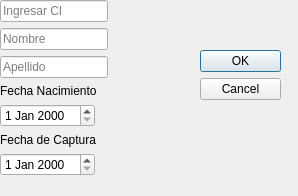
The window that dialogpatient.ui (isaacmiliani/Cybele) describes before a commit, drawn with Qt 5.
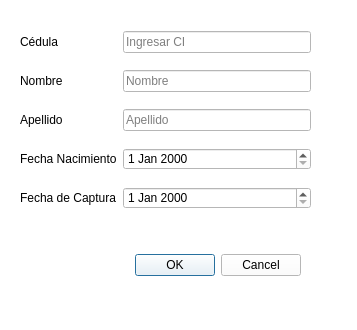
The same window after the commit.

Diff of the .ui file:
```diff
--- a/dialogpatient.ui
+++ b/dialogpatient.ui
@@ -6,24 +6,29 @@
    <rect>
     <x>0</x>
     <y>0</y>
-    <width>298</width>
-    <height>196</height>
+    <width>357</width>
+    <height>330</height>
    </rect>
   </property>
   <property name="windowTitle">
    <string>Datos Paciente</string>
   </property>
+  <property name="styleSheet">
+   <string notr="true">font: 87 10pt &quot;Segoe UI&quot;;
+background-color: rgb(255, 255, 255);
+</string>
+  </property>
   <widget class="QDialogButtonBox" name="buttonBox">
    <property name="geometry">
     <rect>
-     <x>200</x>
-     <y>50</y>
-     <width>81</width>
-     <height>101</height>
+     <x>20</x>
+     <y>240</y>
+     <width>281</width>
+     <height>51</height>
     </rect>
    </property>
    <property name="orientation">
-    <enum>Qt::Vertical</enum>
+    <enum>Qt::Horizontal</enum>
    </property>
    <property name="standardButtons">
     <set>QDialogButtonBox::Cancel|QDialogButtonBox::Ok</set>
@@ -32,54 +37,90 @@
   <widget class="QWidget" name="layoutWidget">
    <property name="geometry">
     <rect>
-     <x>0</x>
-     <y>0</y>
-     <width>181</width>
-     <height>186</height>
+     <x>20</x>
+     <y>20</y>
+     <width>291</width>
+     <height>201</height>
     </rect>
    </property>
-   <layout class="QFormLayout" name="formLayout">
-    <item row="0" column="0">
+   <layout class="QGridLayout" name="gridLayout">
+    <item row="0" column="1">
      <widget class="QLineEdit" name="cedula">
       <property name="placeholderText">
        <string>Ingresar CI</string>
       </property>
      </widget>
     </item>
-    <item row="1" column="0">
+    <item row="1" column="1">
      <widget class="QLineEdit" name="nombre">
       <property name="placeholderText">
        <string>Nombre</string>
       </property>
      </widget>
     </item>
-    <item row="2" column="0">
+    <item row="2" column="1">
      <widget class="QLineEdit" name="apellido">
       <property name="placeholderText">
        <string>Apellido</string>
       </property>
      </widget>
     </item>
+    <item row="3" column="1">
+     <widget class="QDateEdit" name="fecha_nacimiento"/>
+    </item>
+    <item row="5" column="1">
+     <widget class="QDateEdit" name="fecha_captura"/>
+    </item>
     <item row="5" column="0">
      <widget class="QLabel" name="label">
+      <property name="styleSheet">
+       <string notr="true">font: 87 9pt &quot;Segoe UI Black&quot;;</string>
+      </property>
       <property name="text">
        <string>Fecha de Captura</string>
       </property>
      </widget>
     </item>
-    <item row="6" column="0">
-     <widget class="QDateEdit" name="fecha_captura"/>
-    </item>
-    <item row="4" column="0">
-     <widget class="QDateEdit" name="fecha_nacimiento"/>
-    </item>
     <item row="3" column="0">
      <widget class="QLabel" name="label_2">
+      <property name="styleSheet">
+       <string notr="true">font: 87 9pt &quot;Segoe UI Black&quot;;</string>
+      </property>
       <property name="text">
        <string>Fecha Nacimiento</string>
       </property>
      </widget>
     </item>
+    <item row="2" column="0">
+     <widget class="QLabel" name="label_4">
+      <property name="styleSheet">
+       <string notr="true">font: 87 9pt &quot;Segoe UI Black&quot;;</string>
+      </property>
+      <property name="text">
+       <string>Apellido</string>
+      </property>
+     </widget>
+    </item>
+    <item row="1" column="0">
+     <widget class="QLabel" name="label_3">
+      <property name="styleSheet">
+       <string notr="true">font: 87 9pt &quot;Segoe UI Black&quot;;</string>
+      </property>
+      <property name="text">
+       <string>Nombre</string>
+      </property>
+     </widget>
+    </item>
+    <item row="0" column="0">
+     <widget class="QLabel" name="label_5">
+      <property name="styleSheet">
+       <string notr="true">font: 87 9pt &quot;Segoe UI Black&quot;;</string>
+      </property>
+      <property name="text">
+       <string>Cédula</string>
+      </property>
+     </widget>
+    </item>
    </layout>
   </widget>
  </widget>
```
